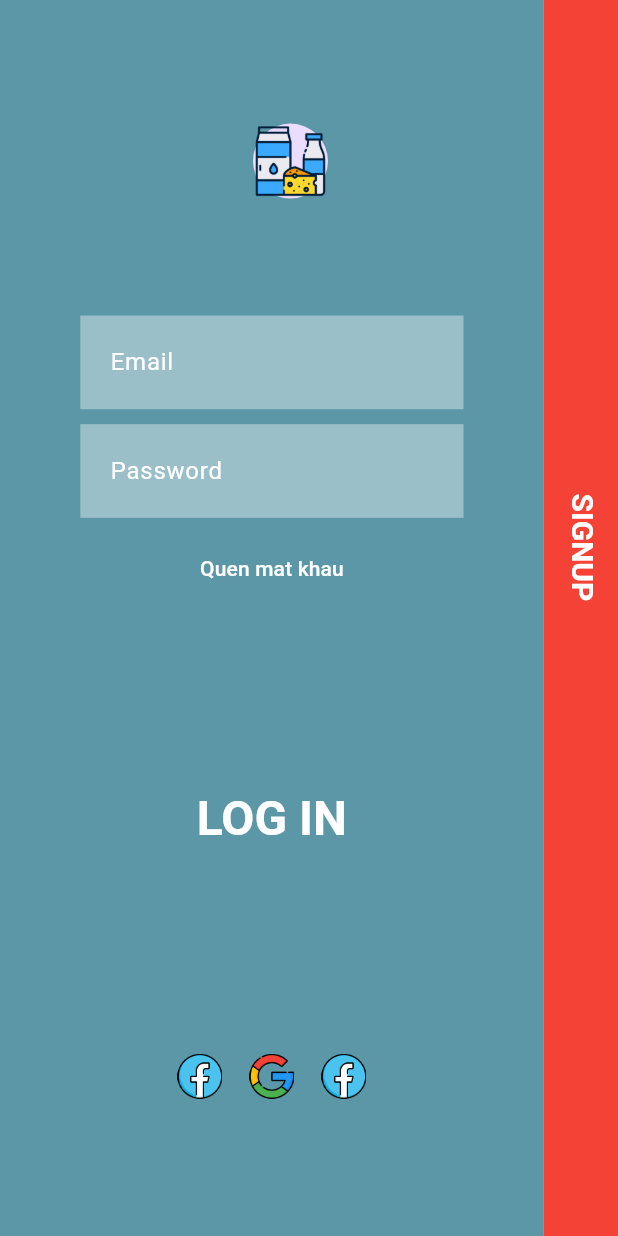
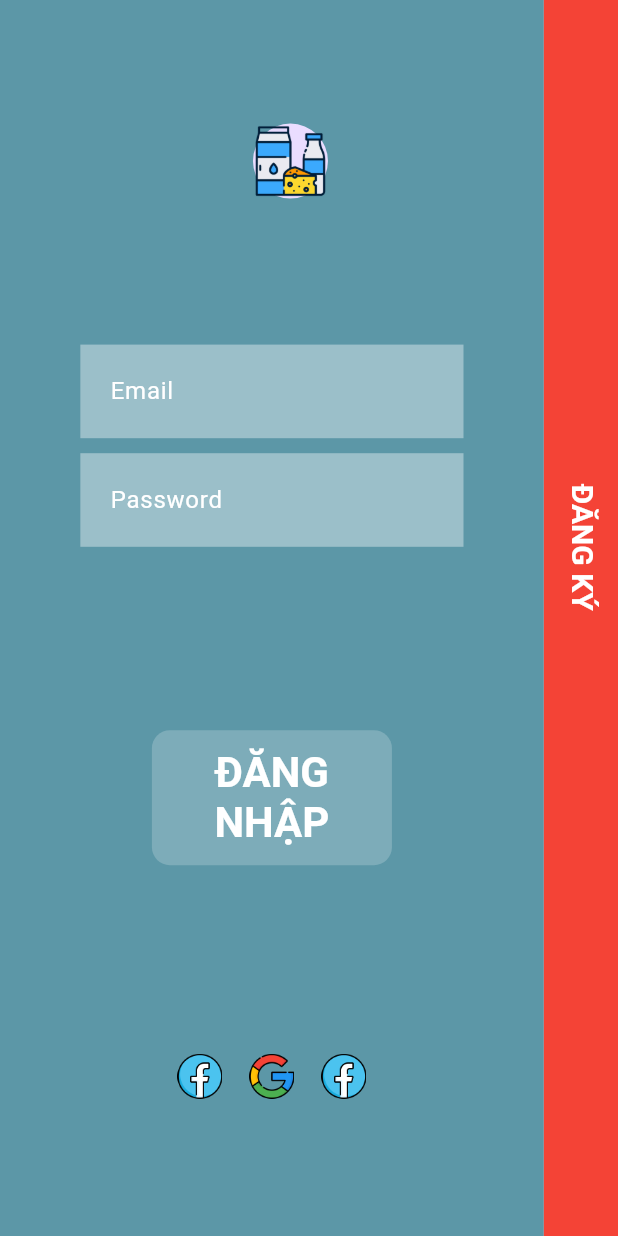
Before and after one commit to PhanTuoiCN1pt/DA_Food, a Flutter app: the screen it shows after launch, on a phone screen of 412 x 824 dp. Run offline on Flutter 3.47's test engine with Material 3 defaults, Android fonts, the phone set to English and light mode, and no system bars; our stand-ins replace auto_size_text, device_preview, google_fonts.

Commit message:
connect api login, register to app

```diff
--- a/lib/features/user/view/auth_screen.dart
+++ b/lib/features/user/view/auth_screen.dart
@@ -6,6 +6,9 @@ import 'package:da_food/features/user/view/widget/signup_form.dart';
 import 'package:da_food/features/user/view/widget/social_btn.dart';
 import 'package:da_food/helper/color_helper.dart';
 import 'package:flutter/material.dart';
+import 'package:http/http.dart' as http;
+
+import 'loading_screen.dart';
 
 class AuthScreen extends StatefulWidget {
   const AuthScreen({super.key});
@@ -20,6 +23,10 @@ class _AuthScreenState extends State<AuthScreen>
 
   late AnimationController _animationController;
   late Animation<double> _animationTextRotate;
+
+  // 👇 controller để lấy dữ liệu từ LoginForm
+  final TextEditingController emailController = TextEditingController();
+  final TextEditingController passwordController = TextEditingController();
 
   void setUpAnimation() {
     _animationController = AnimationController(
@@ -50,7 +57,43 @@ class _AuthScreenState extends State<AuthScreen>
   @override
   void dispose() {
     _animationController.dispose();
+    emailController.dispose();
+    passwordController.dispose();
     super.dispose();
+  }
+
+  // 👇 Hàm gọi API login
+  Future<void> _login() async {
+    try {
+      final response = await http.post(
+        Uri.parse("http://192.168.0.105:5000/api/users/login"),
+        body: {
+          "email": emailController.text,
+          "password": passwordController.text,
+        },
+      );
+
+      print("STATUS CODE: ${response.statusCode}");
+      print("BODY: ${response.body}");
+
+      if (response.statusCode == 200) {
+        // ✅ Login thành công → chuyển sang LoadingScreen
+        Navigator.pushReplacement(
+          context,
+          MaterialPageRoute(builder: (_) => const LoadingScreen()),
+        );
+      } else {
+        // ❌ Sai tài khoản
+        ScaffoldMessenger.of(context).showSnackBar(
+          const SnackBar(content: Text("Sai email hoặc mật khẩu")),
+        );
+      }
+    } catch (e) {
+      // ❌ Lỗi kết nối
+      ScaffoldMessenger.of(
+        context,
+      ).showSnackBar(SnackBar(content: Text("Lỗi kết nối server: $e")));
+    }
   }
 
   @override
@@ -68,7 +111,18 @@ class _AuthScreenState extends State<AuthScreen>
                 width: _size.width * 0.88,
                 height: _size.height,
                 right: _isShowSignUp ? _size.width * 0.88 : _size.width * 0.12,
-                child: Container(color: TColors.colorApp, child: LoginForm()),
+                child: GestureDetector(
+                  onTap: () {
+                    if (_isShowSignUp) updateView();
+                  },
+                  child: Container(
+                    color: TColors.colorApp,
+                    child: LoginForm(
+                      emailController: emailController,
+                      passwordController: passwordController,
+                    ),
+                  ),
+                ),
               ),
 
               // Sign up
@@ -77,8 +131,12 @@ class _AuthScreenState extends State<AuthScreen>
                 height: _size.height,
                 width: _size.width * 0.88,
                 left: _isShowSignUp ? _size.width * 0.12 : _size.width * 0.88,
-
-                child: Container(color: Colors.red, child: SignUpForm()),
+                child: GestureDetector(
+                  onTap: () {
+                    if (!_isShowSignUp) updateView();
+                  },
+                  child: Container(color: Colors.red, child: SignUpForm()),
+                ),
               ),
 
               // Logo
@@ -95,7 +153,7 @@ class _AuthScreenState extends State<AuthScreen>
                 ),
               ),
 
-              //Btn social
+              // Btn social
               AnimatedPositioned(
                 duration: defaultDuration,
                 width: _size.width,
@@ -104,6 +162,7 @@ class _AuthScreenState extends State<AuthScreen>
                 child: SocialBtn(),
               ),
 
+              // Login Text
               // Login Text
               AnimatedPositioned(
                 duration: defaultDuration,
@@ -115,27 +174,33 @@ class _AuthScreenState extends State<AuthScreen>
                   duration: defaultDuration,
                   textAlign: TextAlign.center,
                   style: TextStyle(
-                    fontSize: _isShowSignUp ? 20 : 32,
+                    fontSize: _isShowSignUp ? 20 : 28,
                     fontWeight: FontWeight.bold,
                     color: Colors.white,
                   ),
                   child: Transform.rotate(
                     angle: -_animationTextRotate.value * pi / 180,
                     alignment: Alignment.topLeft,
-                    child: InkWell(
-                      onTap: () {
-                        if (_isShowSignUp) {
-                          updateView();
-                        } else {
-                          //login
-                        }
-                      },
+                    child: GestureDetector(
+                      onTap: _login, // 👈 gọi API khi bấm
                       child: Container(
+                        alignment: Alignment.center,
                         padding: EdgeInsets.symmetric(
-                          vertical: defpaultPadding * 0.75,
+                          vertical: 12,
+                          horizontal: 20,
+                        ),
+                        decoration: BoxDecoration(
+                          color: Colors.white.withOpacity(0.2), // nền mờ
+                          borderRadius: BorderRadius.circular(12),
                         ),
                         width: 160,
-                        child: Text("Log In".toUpperCase()),
+                        child: Text(
+                          "Đăng nhập".toUpperCase(),
+                          style: TextStyle(
+                            color: Colors.white,
+                            fontWeight: FontWeight.bold,
+                          ),
+                        ),
                       ),
                     ),
                   ),
@@ -153,28 +218,19 @@ class _AuthScreenState extends State<AuthScreen>
                   duration: defaultDuration,
                   textAlign: TextAlign.center,
                   style: TextStyle(
-                    fontSize: !_isShowSignUp ? 20 : 32,
+                    fontSize: !_isShowSignUp ? 20 : 28,
                     fontWeight: FontWeight.bold,
                     color: Colors.white,
                   ),
                   child: Transform.rotate(
                     angle: (90 - _animationTextRotate.value) * pi / 180,
                     alignment: Alignment.topRight,
-                    child: InkWell(
-                      onTap: () {
-                        if (_isShowSignUp) {
-                          // Login
-                        } else {
-                          updateView();
-                        }
-                      },
-                      child: Container(
-                        padding: EdgeInsets.symmetric(
-                          vertical: defpaultPadding * 0.75,
-                        ),
-                        width: 160,
-                        child: Text("SignUp".toUpperCase()),
+                    child: Container(
+                      padding: EdgeInsets.symmetric(
+                        vertical: defpaultPadding * 0.75,
                       ),
+                      width: 160,
+                      child: Text("Đăng ký".toUpperCase()),
                     ),
                   ),
                 ),
--- a/lib/features/user/view/widget/login_form.dart
+++ b/lib/features/user/view/widget/login_form.dart
@@ -1,7 +1,14 @@
 import 'package:flutter/material.dart';
 
 class LoginForm extends StatelessWidget {
-  const LoginForm({super.key});
+  final TextEditingController emailController;
+  final TextEditingController passwordController;
+
+  const LoginForm({
+    super.key,
+    required this.emailController,
+    required this.passwordController,
+  });
 
   @override
   Widget build(BuildContext context) {
@@ -9,37 +16,27 @@ class LoginForm extends StatelessWidget {
       padding: EdgeInsets.symmetric(
         horizontal: MediaQuery.of(context).size.width * 0.13,
       ),
-      child: Form(
       child: Column(
-          mainAxisAlignment: MainAxisAlignment.center,
         children: [
           Spacer(),
-            TextFormField(
+          TextField(
+            controller: emailController,
             decoration: InputDecoration(
               hintText: "Email",
               hintStyle: TextStyle(color: Colors.white),
             ),
           ),
-            Padding(
-              padding: EdgeInsets.symmetric(vertical: 10),
-              child: TextFormField(
+          SizedBox(height: 10),
+          TextField(
+            controller: passwordController,
             obscureText: true,
             decoration: InputDecoration(
               hintText: "Password",
               hintStyle: TextStyle(color: Colors.white),
             ),
           ),
-            ),
-            TextButton(
-              onPressed: () {},
-              child: Text(
-                "Quen mat khau",
-                style: TextStyle(color: Colors.white),
-              ),
-            ),
           Spacer(flex: 2),
         ],
-        ),
       ),
     );
   }
```
Also changed, not shown: lib/features/user/view/loading_screen.dart (added, +46 -0 lines), lib/features/user/view_model/api_server.dart (added, +45 -0 lines). Lines whose indentation alone changed are shown as unchanged.
